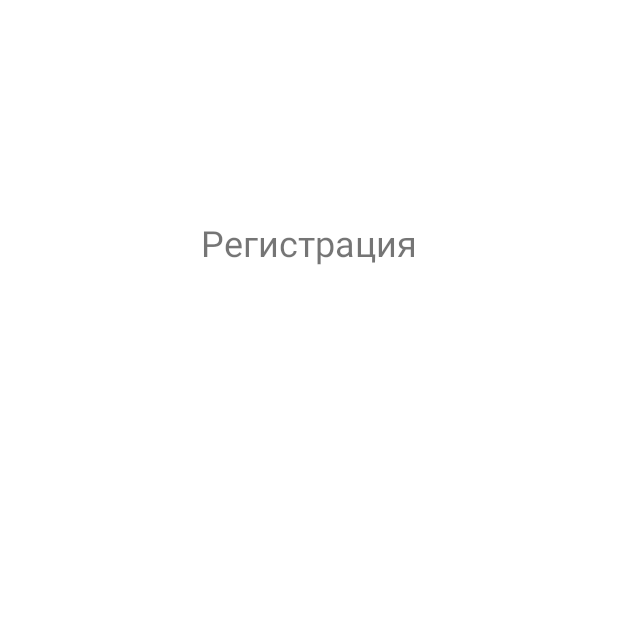
After one commit to kiryuha21/SimpleEnglishApp, an Android app: the SignUp screen opened directly, with no data from a screen before it, on a phone screen of 412 x 824 dp, the top half of it. The commit adds this screen. Run offline under Robolectric (Android 15) with nearby library versions, the phone set to English and light mode, and no system bars.

Commit message:
template for registration page

```diff
--- /dev/null
+++ b/app/src/main/java/com/example/simple_english/SignUp.kt
@@ -0,0 +1,11 @@
+package com.example.simple_english
+
+import androidx.appcompat.app.AppCompatActivity
+import android.os.Bundle
+
+class SignUp : AppCompatActivity() {
+    override fun onCreate(savedInstanceState: Bundle?) {
+        super.onCreate(savedInstanceState)
+        setContentView(R.layout.activity_sign_up)
+    }
+}
--- a/app/src/main/res/layout/activity_main.xml
+++ b/app/src/main/res/layout/activity_main.xml
@@ -118,7 +118,7 @@
         app:layout_constraintVertical_bias="0.857" />
 
     <Button
-        android:id="@+id/button3"
+        android:id="@+id/SignUpButton"
         style="@style/Widget.AppCompat.Button.Borderless"
         android:layout_width="wrap_content"
         android:layout_height="wrap_content"
--- /dev/null
+++ b/app/src/main/res/layout/activity_sign_up.xml
@@ -0,0 +1,20 @@
+<?xml version="1.0" encoding="utf-8"?>
+<androidx.constraintlayout.widget.ConstraintLayout xmlns:android="http://schemas.android.com/apk/res/android"
+    xmlns:app="http://schemas.android.com/apk/res-auto"
+    xmlns:tools="http://schemas.android.com/tools"
+    android:layout_width="match_parent"
+    android:layout_height="match_parent"
+    tools:context=".SignUp">
+
+    <TextView
+        android:id="@+id/textView"
+        android:layout_width="wrap_content"
+        android:layout_height="wrap_content"
+        android:text="@string/SignUpText"
+        android:textSize="24sp"
+        app:layout_constraintBottom_toBottomOf="parent"
+        app:layout_constraintEnd_toEndOf="parent"
+        app:layout_constraintStart_toStartOf="parent"
+        app:layout_constraintTop_toTopOf="parent"
+        app:layout_constraintVertical_bias="0.184" />
+</androidx.constraintlayout.widget.ConstraintLayout>
--- a/app/src/main/res/values/strings.xml
+++ b/app/src/main/res/values/strings.xml
@@ -9,4 +9,5 @@
     <string name="forgot_password">Забыли пароль?</string>
     <string name="sign_up">Зарегистрироваться</string>
     <string name="log_in_button_text">Войти</string>
+    <string name="SignUpText">Регистрация</string>
 </resources>
```
Also changed, not shown: app/src/main/AndroidManifest.xml (+7 -0 lines), app/src/main/java/com/example/simple_english/MainActivity.kt (+8 -0 lines).
